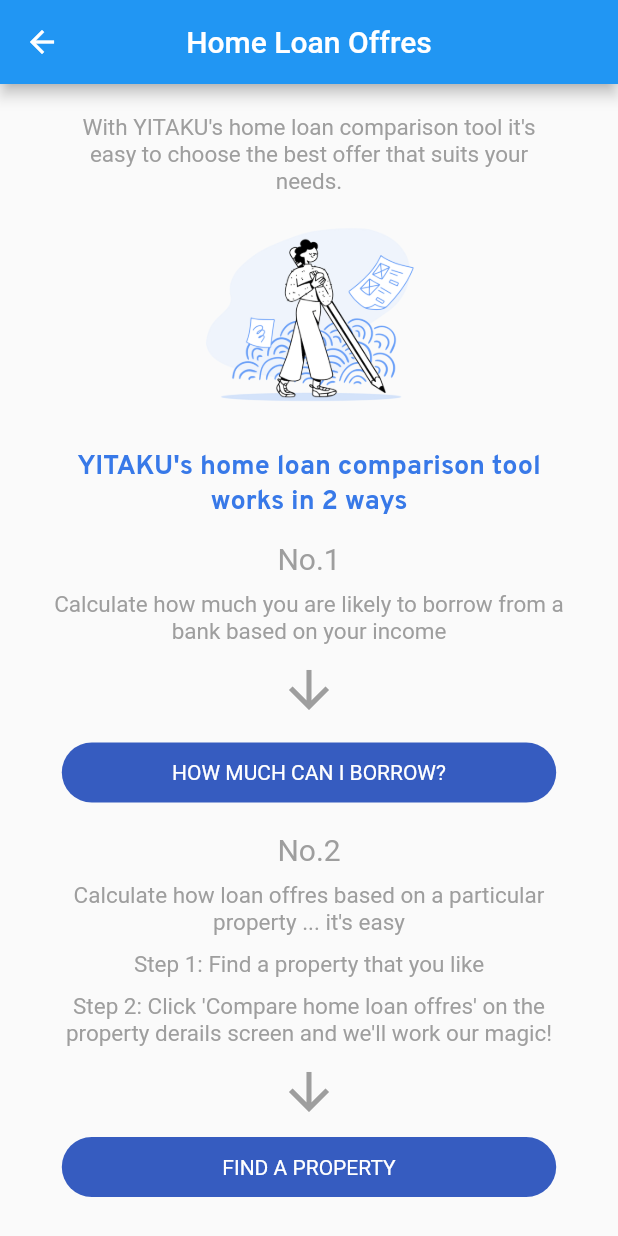
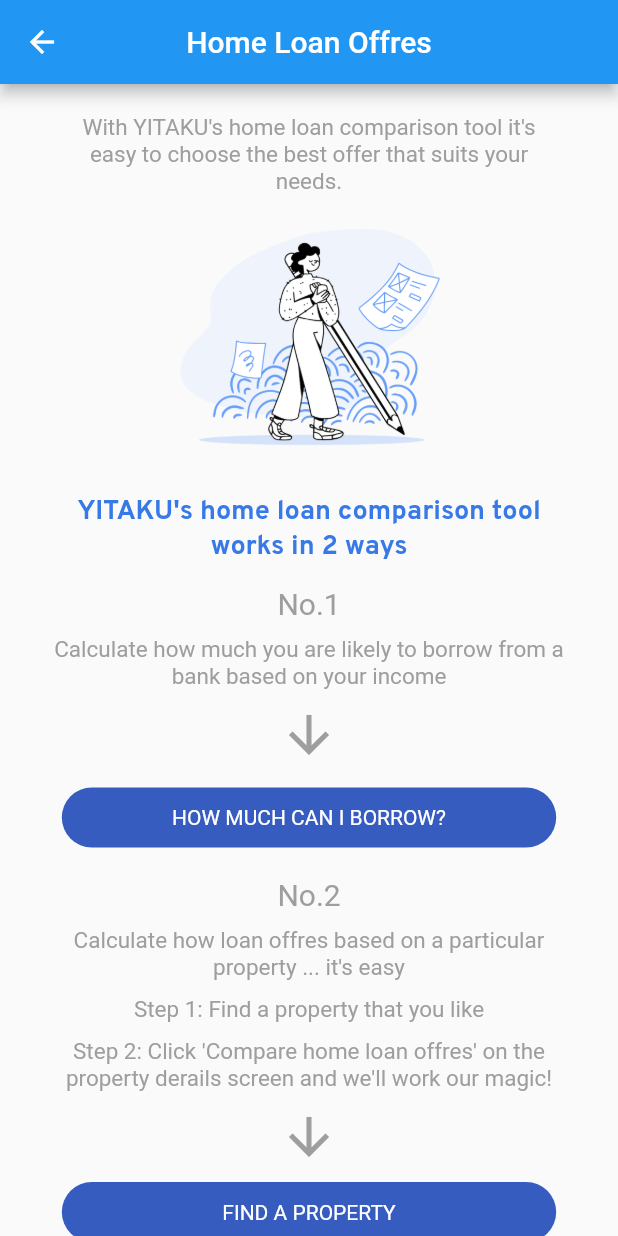
Before and after one commit to JyotBrainBinary/yitaku_new, a Flutter app: the CompareHomeLoanOffresController screen opened directly, on a phone screen of 412 x 824 dp. Run offline on Flutter 3.47's test engine with Material 2 defaults, Android fonts, the phone set to English and light mode, and no system bars; our stand-ins replace dropdown_button2, get, image_picker, readmore, shared_preferences; accounts and stored records are empty.

Commit message:
changes button

```diff
--- a/lib/screen/chatScreen/chatroomsNameScreen/chatRoomNameScreen.dart
+++ b/lib/screen/chatScreen/chatroomsNameScreen/chatRoomNameScreen.dart
@@ -262,7 +262,9 @@ class ChatRoomsNameScreen extends StatelessWidget {
             ),
             SizedBox(width: 5,),
             IconButton(
-                onPressed:  () {},
+                onPressed:  () {
+                  controller.showAgeDialog(context);
+                },
                 icon: Icon(Icons.send,color: Colors.grey,size: 20,),
             ),
           ],
--- a/lib/screen/homeLoanOffers/compareHomeLoanOffres/compare_homeLoan_offres.dart
+++ b/lib/screen/homeLoanOffers/compareHomeLoanOffres/compare_homeLoan_offres.dart
@@ -28,7 +28,7 @@ class CompareHomeLoanOffresController extends StatelessWidget {
               ),
               SizedBox(height: 20,),
               Container(
-                height: 120,
+                height: 150,
                 width: 200,
                 decoration: const BoxDecoration(
                     image: DecorationImage(image: AssetImage(AssetRes.insuranceee))
```
